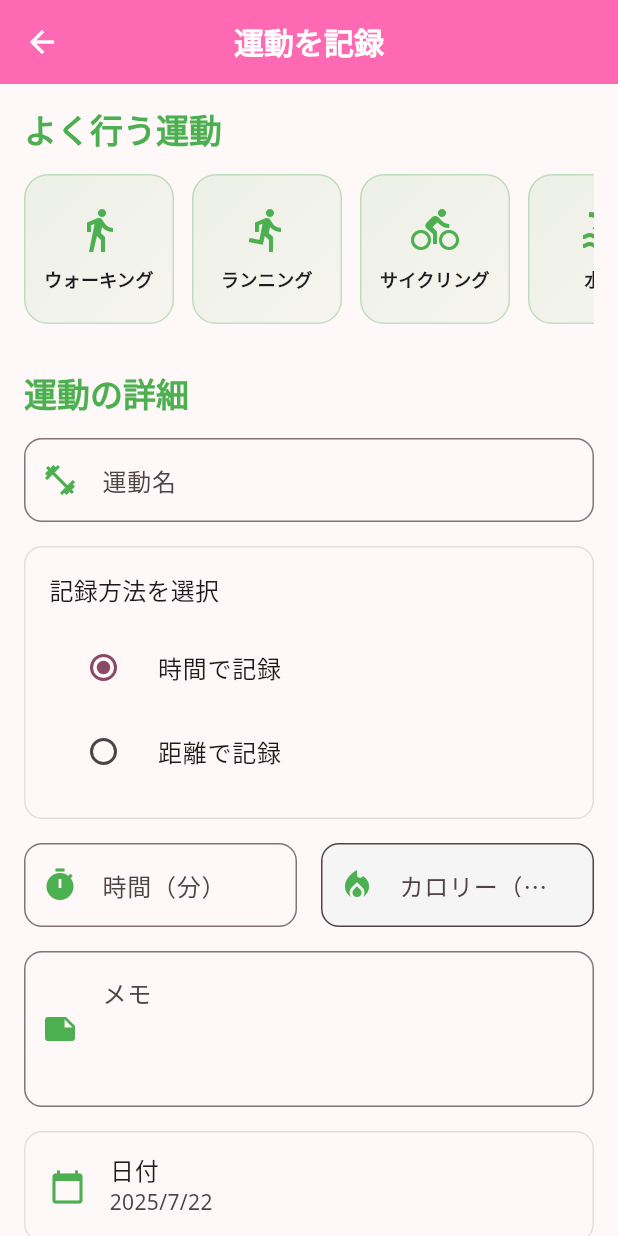
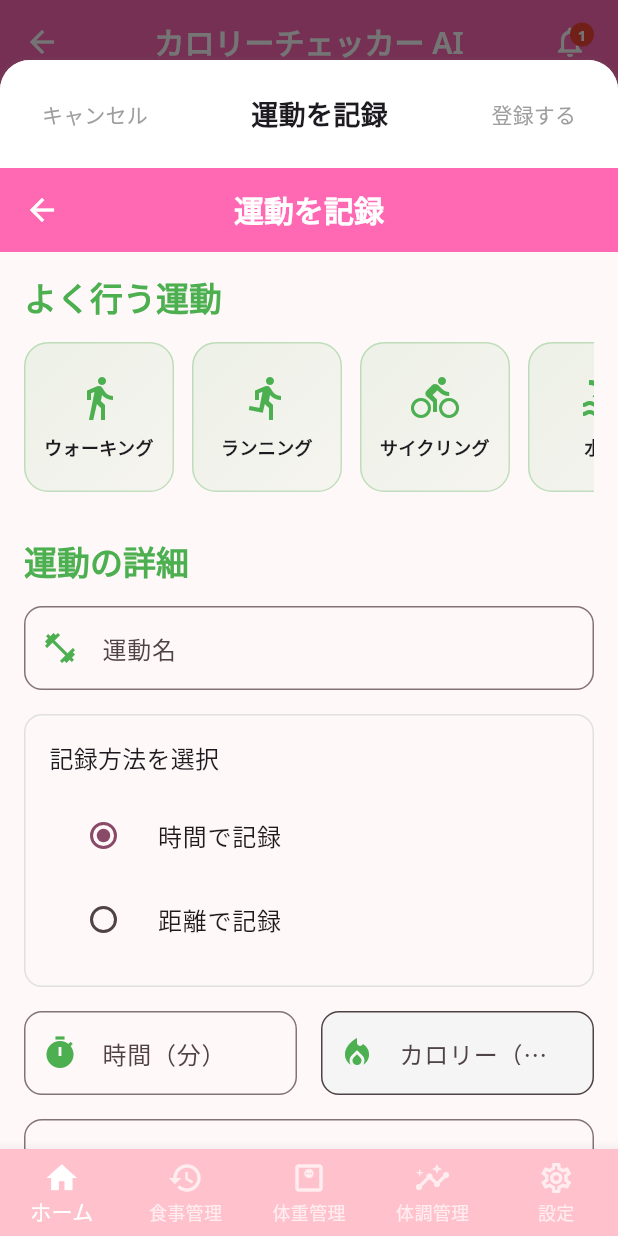
Before and after one commit to ida29/cal_check, a Flutter app: the MainNavigationScreen screen opened by its route, after a tap on "食事を記録", after a tap on "運動を記録", on a phone screen of 412 x 824 dp. Run offline on Flutter 3.47's test engine with Material 3 defaults, Android fonts, the phone set to English and light mode, and no system bars; our stand-ins replace camera, dio, fl_chart, flutter_dotenv, flutter_local_notifications, flutter_riverpod and 7 more; missing offline and left inert: google_mlkit_barcode_scanning, google_mlkit_image_labeling, google_mlkit_text_recognition; accounts and stored records are empty.

Commit message:
フッターナビゲーションを維持したサブスクリーン表示機能を実装
- navigation_providerを作成してサブスクリーンの状態管理を実装
- MainNavigationScreenでサブスクリーンをオーバーレイ表示
- 体重記録画面をサブスクリーン化し、キャンセル/登録ボタンをヘッダーに配置
- HomeScreenのナビゲーションをサブスクリーン方式に変更
- バグ修正: ExerciseScreenの_selectedTime変数の定義追加
- バグ修正: HomeScreenのmealProvider参照を修正

🤖 Generated with [Claude Code](https://claude.ai/code)

Co-Authored-By: Claude <noreply@anthropic.com>

```diff
--- /dev/null
+++ b/lib/business/providers/navigation_provider.dart
@@ -0,0 +1,54 @@
+import 'package:flutter/material.dart';
+import 'package:flutter_riverpod/flutter_riverpod.dart';
+
+enum SubScreen {
+  none,
+  weightRecord,
+  camera,
+  manualMealEntry,
+  exerciseEntry,
+}
+
+class NavigationState {
+  final int mainIndex;
+  final SubScreen subScreen;
+  final VoidCallback? onSubmit;
+
+  NavigationState({
+    required this.mainIndex,
+    required this.subScreen,
+    this.onSubmit,
+  });
+
+  NavigationState copyWith({
+    int? mainIndex,
+    SubScreen? subScreen,
+    VoidCallback? onSubmit,
+  }) {
+    return NavigationState(
+      mainIndex: mainIndex ?? this.mainIndex,
+      subScreen: subScreen ?? this.subScreen,
+      onSubmit: onSubmit ?? this.onSubmit,
+    );
+  }
+}
+
+class NavigationNotifier extends StateNotifier<NavigationState> {
+  NavigationNotifier() : super(NavigationState(mainIndex: 0, subScreen: SubScreen.none));
+
+  void setMainIndex(int index) {
+    state = state.copyWith(mainIndex: index, subScreen: SubScreen.none);
+  }
+
+  void setSubScreen(SubScreen screen, {VoidCallback? onSubmit}) {
+    state = state.copyWith(subScreen: screen, onSubmit: onSubmit);
+  }
+
+  void clearSubScreen() {
+    state = state.copyWith(subScreen: SubScreen.none, onSubmit: null);
+  }
+}
+
+final navigationProvider = StateNotifierProvider<NavigationNotifier, NavigationState>((ref) {
+  return NavigationNotifier();
+});
--- a/lib/presentation/screens/exercise_screen.dart
+++ b/lib/presentation/screens/exercise_screen.dart
@@ -21,6 +21,7 @@ class _ExerciseScreenState extends ConsumerState<ExerciseScreen> {
   final _noteController = TextEditingController();
 
   DateTime _selectedDate = DateTime.now();
+  TimeOfDay _selectedTime = TimeOfDay.now();
   bool _isSaving = false;
   bool _useDistance = false; // 距離を使用するかどうか
 
--- a/lib/presentation/screens/home_screen.dart
+++ b/lib/presentation/screens/home_screen.dart
@@ -7,6 +7,7 @@ import '../../business/providers/manager_character_provider.dart';
 import '../../business/services/meal_reminder_service.dart';
 import '../../business/providers/meal_provider.dart';
 import '../../business/providers/weight_provider.dart';
+import '../../business/providers/navigation_provider.dart';
 import '../../data/entities/meal.dart';
 import '../../data/entities/nutrition_info.dart';
 
@@ -397,7 +398,7 @@ class _HomeScreenState extends ConsumerState<HomeScreen>
       primaryTaskTitle = '体重を記録';
       primaryTaskIcon = Icons.monitor_weight;
       primaryTaskColor = Colors.teal; // 青緑色に変更
-      primaryTaskAction = () => Navigator.pushNamed(context, '/weight-record');
+      primaryTaskAction = () => ref.read(navigationProvider.notifier).setSubScreen(SubScreen.weightRecord);
     } else if (hour >= 7 && !breakfastRecorded && !skipBreakfast) {
       primaryTaskTitle = '朝食を記録する';
       primaryTaskIcon = Icons.wb_sunny;
@@ -680,7 +681,7 @@ class _HomeScreenState extends ConsumerState<HomeScreen>
           color: Colors.transparent,
           child: InkWell(
             onTap: () {
-              Navigator.pushNamed(context, '/exercise');
+              ref.read(navigationProvider.notifier).setSubScreen(SubScreen.exerciseEntry);
             },
             borderRadius: BorderRadius.circular(20),
             hoverColor: Colors.transparent,
@@ -795,7 +796,7 @@ class _HomeScreenState extends ConsumerState<HomeScreen>
                 InkWell(
                 onTap: () {
                   Navigator.pop(context);
-                  Navigator.pushNamed(context, '/camera');
+                  ref.read(navigationProvider.notifier).setSubScreen(SubScreen.camera);
                 },
                 child: Container(
                   margin: const EdgeInsets.symmetric(horizontal: 20, vertical: 8),
@@ -858,7 +859,7 @@ class _HomeScreenState extends ConsumerState<HomeScreen>
               InkWell(
                 onTap: () {
                   Navigator.pop(context);
-                  Navigator.pushNamed(context, '/manual-meal-entry');
+                  ref.read(navigationProvider.notifier).setSubScreen(SubScreen.manualMealEntry);
                 },
                 child: Container(
                   margin: const EdgeInsets.symmetric(horizontal: 20, vertical: 8),
@@ -1130,7 +1131,7 @@ class _HomeScreenState extends ConsumerState<HomeScreen>
       isManualEntry: true,
     );
 
-    await ref.read(mealProvider.notifier).saveMeal(skippedMeal);
+    await ref.read(mealsProvider.notifier).saveMeal(skippedMeal);
     // Refresh the meals for today
     ref.refresh(mealsByDateProvider(DateTime.now()));
   }
--- a/lib/presentation/screens/main_navigation_screen.dart
+++ b/lib/presentation/screens/main_navigation_screen.dart
@@ -1,21 +1,27 @@
 import 'package:flutter/material.dart';
+import 'package:flutter_riverpod/flutter_riverpod.dart';
 import '../../l10n/app_localizations.dart';
+import '../../business/providers/navigation_provider.dart';
 import 'home_screen.dart';
 import 'history_screen.dart';
 import 'weight_tracking_screen.dart';
 import 'statistics_screen.dart';
 import 'settings_screen.dart';
+import 'weight_record_screen.dart';
+import 'camera_screen.dart';
+import 'manual_meal_entry_screen.dart';
+import 'exercise_screen.dart';
 
-class MainNavigationScreen extends StatefulWidget {
+class MainNavigationScreen extends ConsumerStatefulWidget {
   final int initialIndex;
 
   const MainNavigationScreen({super.key, this.initialIndex = 0});
 
   @override
-  State<MainNavigationScreen> createState() => _MainNavigationScreenState();
+  ConsumerState<MainNavigationScreen> createState() => _MainNavigationScreenState();
 }
 
-class _MainNavigationScreenState extends State<MainNavigationScreen> {
+class _MainNavigationScreenState extends ConsumerState<MainNavigationScreen> {
   late int _currentIndex;
 
   final List<Widget> _screens = [
@@ -61,9 +67,16 @@ class _MainNavigationScreenState extends State<MainNavigationScreen> {
   @override
   Widget build(BuildContext context) {
     final l10n = AppLocalizations.of(context)!;
+    final navigationState = ref.watch(navigationProvider);
 
     return Scaffold(
-      body: _screens[_currentIndex],
+      body: Stack(
+        children: [
+          _screens[_currentIndex],
+          if (navigationState.subScreen != SubScreen.none)
+            _buildSubScreen(navigationState.subScreen),
+        ],
+      ),
       bottomNavigationBar: BottomNavigationBar(
         type: BottomNavigationBarType.fixed,
         backgroundColor: const Color(0xFFFFC1CC),
@@ -74,6 +87,7 @@ class _MainNavigationScreenState extends State<MainNavigationScreen> {
           setState(() {
             _currentIndex = index;
           });
+          ref.read(navigationProvider.notifier).setMainIndex(index);
         },
         items: [
           BottomNavigationBarItem(
@@ -105,4 +119,104 @@ class _MainNavigationScreenState extends State<MainNavigationScreen> {
       ),
     );
   }
+
+  Widget _buildSubScreen(SubScreen subScreen) {
+    final navigationState = ref.watch(navigationProvider);
+    Widget? content;
+    String title = '';
+
+    switch (subScreen) {
+      case SubScreen.weightRecord:
+        content = const WeightRecordScreen();
+        title = '体重を記録';
+        break;
+      case SubScreen.camera:
+        content = const CameraScreen();
+        title = '写真で記録';
+        break;
+      case SubScreen.manualMealEntry:
+        content = const ManualMealEntryScreen();
+        title = '食品を選んで記録';
+        break;
+      case SubScreen.exerciseEntry:
+        content = const ExerciseScreen();
+        title = '運動を記録';
+        break;
+      case SubScreen.none:
+        return const SizedBox.shrink();
+    }
+
+    return Container(
+      color: Colors.black54,
+      child: SafeArea(
+        child: Container(
+          margin: const EdgeInsets.only(top: 40),
+          decoration: const BoxDecoration(
+            color: Colors.white,
+            borderRadius: BorderRadius.only(
+              topLeft: Radius.circular(20),
+              topRight: Radius.circular(20),
+            ),
+          ),
+          child: Column(
+            children: [
+              Container(
+                padding: const EdgeInsets.symmetric(horizontal: 16, vertical: 12),
+                decoration: BoxDecoration(
+                  color: Colors.white,
+                  borderRadius: const BorderRadius.only(
+                    topLeft: Radius.circular(20),
+                    topRight: Radius.circular(20),
+                  ),
+                  boxShadow: [
+                    BoxShadow(
+                      color: Colors.grey.withOpacity(0.1),
+                      spreadRadius: 1,
+                      blurRadius: 3,
+                      offset: const Offset(0, 1),
+                    ),
+                  ],
+                ),
+                child: Row(
+                  mainAxisAlignment: MainAxisAlignment.spaceBetween,
+                  children: [
+                    TextButton(
+                      onPressed: () {
+                        ref.read(navigationProvider.notifier).clearSubScreen();
+                      },
+                      child: const Text(
+                        'キャンセル',
+                        style: TextStyle(color: Colors.grey),
+                      ),
+                    ),
+                    Text(
+                      title,
+                      style: const TextStyle(
+                        fontSize: 18,
+                        fontWeight: FontWeight.bold,
+                      ),
+                    ),
+                    TextButton(
+                      onPressed: navigationState.onSubmit,
+                      child: Text(
+                        '登録する',
+                        style: TextStyle(
+                          color: navigationState.onSubmit != null
+                            ? const Color(0xFFFF69B4)
+                            : Colors.grey,
+                        ),
+                      ),
+                    ),
+                  ],
+                ),
+              ),
+              Expanded(
+                child: content ?? const SizedBox.shrink(),
+              ),
+            ],
+          ),
+        ),
+      ),
+    );
+  }
 }
```
Also changed, not shown: lib/presentation/screens/weight_record_screen.dart (+16 -56 lines).
